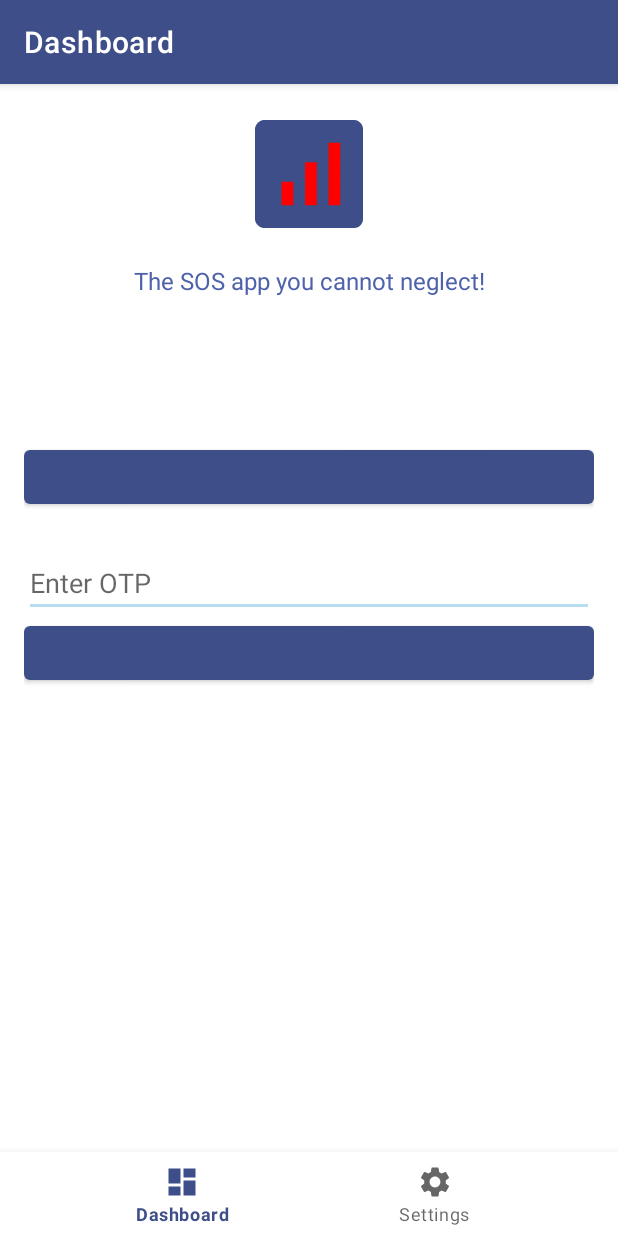
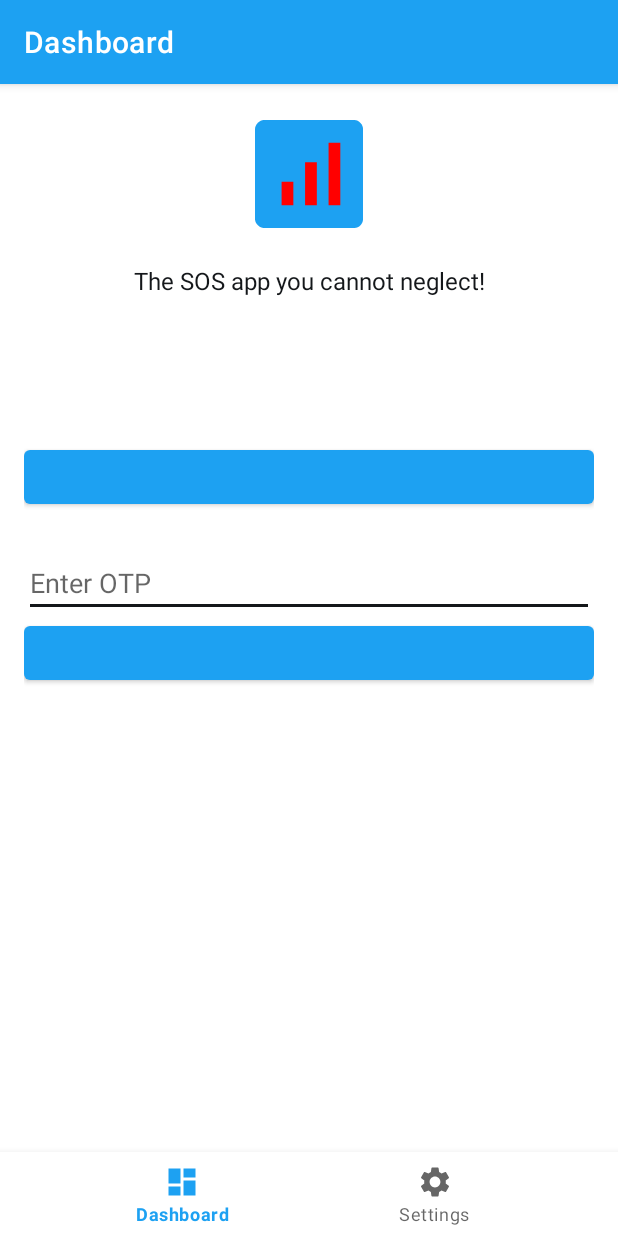
Before and after one commit to ankitshubham97/BroadcastSOS, an Android app: the screen it shows after launch (MainActivity), on a phone screen of 412 x 824 dp. Run offline under Robolectric (Android 15) with nearby library versions, the phone set to English and light mode, and no system bars; our stand-ins replace navigation-ui; libraries missing offline, so code that uses them is left out: com.github.scribejava.apis, com.github.scribejava.core; 1 statement that could not run was skipped.

Commit message:
fix: change theme color

```diff
--- a/app/src/main/res/layout/fragment_dashboard.xml
+++ b/app/src/main/res/layout/fragment_dashboard.xml
@@ -23,7 +23,7 @@
         android:id="@+id/tv_dashboard_title"
         android:layout_marginTop="24dp"
         android:textAlignment="center"
-        android:textColor="@color/indigo_2"
+        android:textColor="@color/twitter_2"
         android:textSize="16sp"
         android:text="The SOS app you cannot neglect!"
         app:layout_constraintTop_toBottomOf="@id/iv_dashboard_icon" />
--- a/app/src/main/res/values-night/themes.xml
+++ b/app/src/main/res/values-night/themes.xml
@@ -2,12 +2,12 @@
     <!-- Base application theme. -->
     <style name="Theme.BroadcastSOS" parent="Theme.MaterialComponents.DayNight.DarkActionBar">
         <!-- Primary brand color. -->
-        <item name="colorPrimary">@color/blue_1</item>
-        <item name="colorPrimaryVariant">@color/blue_2</item>
+        <item name="colorPrimary">@color/twitter_1</item>
+        <item name="colorPrimaryVariant">@color/twitter_2</item>
         <item name="colorOnPrimary">@color/black</item>
         <!-- Secondary brand color. -->
-        <item name="colorSecondary">@color/indigo_1</item>
-        <item name="colorSecondaryVariant">@color/indigo_2</item>
+        <item name="colorSecondary">@color/twitter_1</item>
+        <item name="colorSecondaryVariant">@color/twitter_2</item>
         <item name="colorOnSecondary">@color/black</item>
         <!-- Status bar color. -->
         <item name="android:statusBarColor" tools:targetApi="l">?attr/colorPrimaryVariant</item>
--- a/app/src/main/res/values/colors.xml
+++ b/app/src/main/res/values/colors.xml
@@ -7,9 +7,6 @@
 <!--    <color name="teal_700">#FF018786</color>-->
     <color name="black">#FF000000</color>
     <color name="white">#FFFFFFFF</color>
-    <color name="indigo_1">#3e4e88</color>
-    <color name="indigo_2">#4e62ab</color>
-    <color name="blue_1">#e2f2f9</color>
-    <color name="blue_2">#b8dff0</color>
-    <color name="blue_3">#8ecce7</color>
+    <color name="twitter_1">#1DA1F2</color>
+    <color name="twitter_2">#14171A</color>
 </resources>
--- a/app/src/main/res/values/ic_launcher_background.xml
+++ b/app/src/main/res/values/ic_launcher_background.xml
@@ -1,4 +1,4 @@
 <?xml version="1.0" encoding="utf-8"?>
 <resources>
-    <color name="ic_launcher_background">#3E4E88</color>
+    <color name="ic_launcher_background">#1DA1F2</color>
 </resources>
--- a/app/src/main/res/values/ic_launcher_connected_background.xml
+++ b/app/src/main/res/values/ic_launcher_connected_background.xml
@@ -1,4 +1,4 @@
 <?xml version="1.0" encoding="utf-8"?>
 <resources>
-    <color name="ic_launcher_connected_background">#3E4E88</color>
+    <color name="ic_launcher_connected_background">#1DA1F2</color>
 </resources>
--- a/app/src/main/res/values/ic_launcher_disconnected_background.xml
+++ b/app/src/main/res/values/ic_launcher_disconnected_background.xml
@@ -1,4 +1,4 @@
 <?xml version="1.0" encoding="utf-8"?>
 <resources>
-    <color name="ic_launcher_disconnected_background">#3E4E88</color>
+    <color name="ic_launcher_disconnected_background">#1DA1F2</color>
 </resources>
--- a/app/src/main/res/values/themes.xml
+++ b/app/src/main/res/values/themes.xml
@@ -2,12 +2,12 @@
     <!-- Base application theme. -->
     <style name="Theme.BroadcastSOS" parent="Theme.MaterialComponents.DayNight.DarkActionBar">
         <!-- Primary brand color. -->
-        <item name="colorPrimary">@color/indigo_1</item>
-        <item name="colorPrimaryVariant">@color/indigo_2</item>
+        <item name="colorPrimary">@color/twitter_1</item>
+        <item name="colorPrimaryVariant">@color/twitter_2</item>
         <item name="colorOnPrimary">@color/white</item>
         <!-- Secondary brand color. -->
-        <item name="colorSecondary">@color/blue_2</item>
-        <item name="colorSecondaryVariant">@color/blue_1</item>
+        <item name="colorSecondary">@color/twitter_2</item>
+        <item name="colorSecondaryVariant">@color/twitter_1</item>
         <item name="colorOnSecondary">@color/black</item>
         <!-- Status bar color. -->
         <item name="android:statusBarColor" tools:targetApi="l">?attr/colorPrimaryVariant</item>
```
